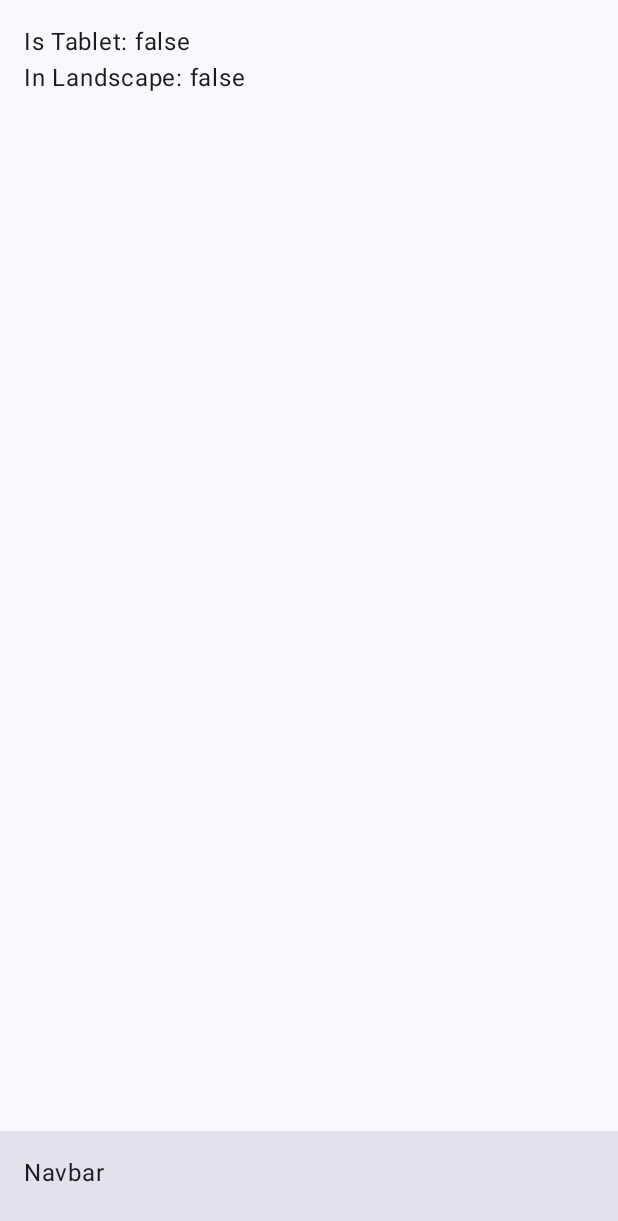
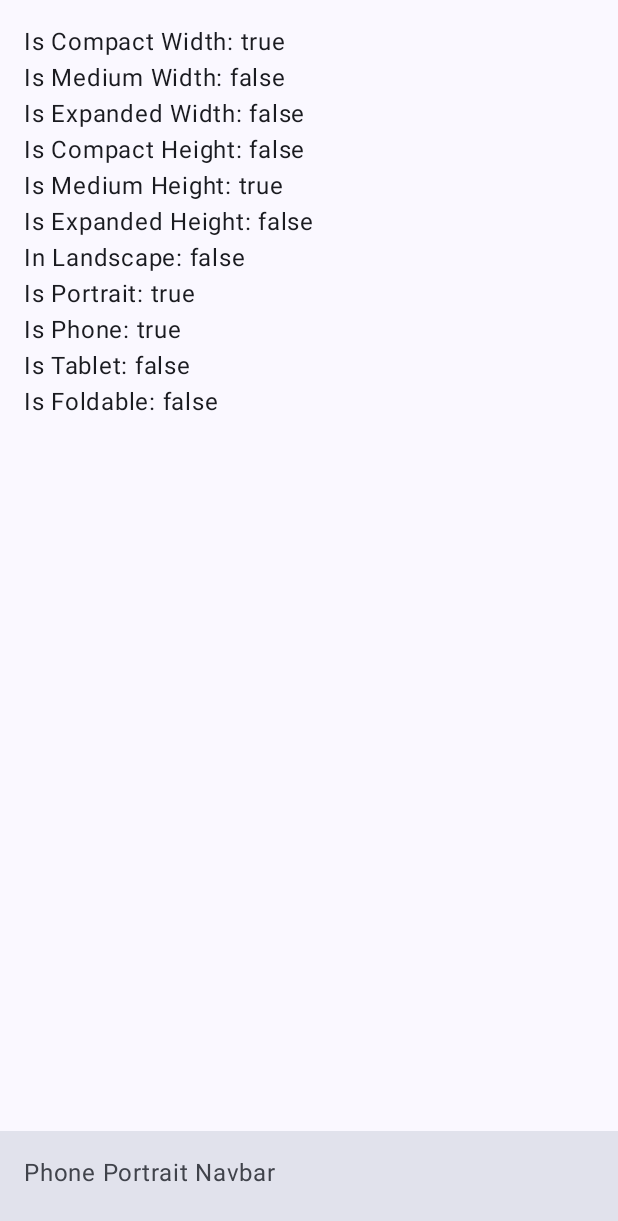
Before and after one commit to lighttigerXIV/layout-scaffold, an Android app built with Jetpack Compose: the screen it shows after launch (MainActivity), on a phone screen of 412 x 824 dp. Shown: the top 1221 px of the screen. Run offline under Robolectric (Android 15) with nearby library versions, the phone set to English and light mode, and no system bars.

Commit message:
use official metrics and simplify the scaffold

```diff
--- a/app/src/main/java/com/lighttigerxiv/layoutscaffold/MainActivity.kt
+++ b/app/src/main/java/com/lighttigerxiv/layoutscaffold/MainActivity.kt
@@ -11,11 +11,24 @@ import androidx.compose.foundation.layout.fillMaxSize
 import androidx.compose.foundation.layout.fillMaxWidth
 import androidx.compose.foundation.layout.height
 import androidx.compose.foundation.layout.padding
+import androidx.compose.foundation.layout.width
 import androidx.compose.material3.MaterialTheme
 import androidx.compose.material3.Text
 import androidx.compose.ui.Modifier
+import androidx.compose.ui.platform.LocalContext
 import androidx.compose.ui.unit.dp
 import com.lighttigerxiv.layout_scaffold.LayoutScaffold
+import com.lighttigerxiv.layout_scaffold.inLandscape
+import com.lighttigerxiv.layout_scaffold.inPortrait
+import com.lighttigerxiv.layout_scaffold.isCompactHeight
+import com.lighttigerxiv.layout_scaffold.isCompactWidth
+import com.lighttigerxiv.layout_scaffold.isExpandedHeight
+import com.lighttigerxiv.layout_scaffold.isExpandedWidth
+import com.lighttigerxiv.layout_scaffold.isFoldable
+import com.lighttigerxiv.layout_scaffold.isMediumHeight
+import com.lighttigerxiv.layout_scaffold.isMediumWidth
+import com.lighttigerxiv.layout_scaffold.isPhone
+import com.lighttigerxiv.layout_scaffold.isTablet
 import com.lighttigerxiv.layoutscaffold.ui.theme.LayoutScaffoldTheme
 
 class MainActivity : ComponentActivity() {
@@ -23,35 +36,95 @@ class MainActivity : ComponentActivity() {
         super.onCreate(savedInstanceState)
         setContent {
             LayoutScaffoldTheme {
+
+                val context = LocalContext.current
+
                 LayoutScaffold(
-                    portraitNavigationBar = {
-                        Row(modifier = Modifier
+                    navigationBar = { isTablet, inLandscape ->
+                        if (isTablet) {
+                            Row(
+                                modifier = Modifier
+                                    .width(200.dp)
+                                    .fillMaxHeight()
+                                    .background(MaterialTheme.colorScheme.surfaceVariant)
+                                    .padding(16.dp)
+                            ) {
+                                Text(if(inLandscape) "Landscape Tablet Navbar" else "Tablet Navbar", color = MaterialTheme.colorScheme.onSurfaceVariant)
+                            }
+                        }else if(inLandscape){
+                            Row(
+                                modifier = Modifier
+                                    .width(100.dp)
+                                    .fillMaxHeight()
+                                    .background(MaterialTheme.colorScheme.surfaceVariant)
+                                    .padding(16.dp)
+                            ) {
+                                Text("Phone Landscape Navbar", color = MaterialTheme.colorScheme.onSurfaceVariant)
+                            }
+                        }else{
+                            Column(
+                                modifier = Modifier
                                     .fillMaxWidth()
                                     .height(70.dp)
                                     .background(MaterialTheme.colorScheme.surfaceVariant)
                                     .padding(16.dp)
                             ) {
-                            Text(text = "Navbar", color = MaterialTheme.colorScheme.onSurface)
-                        }
-                    },
-                    landscapeNavigationBar = {
-                        Column(modifier = Modifier
-                            .fillMaxHeight()
-                            .background(MaterialTheme.colorScheme.surfaceVariant)
-                            .padding(16.dp)
-                        ) {
-                            Text(text = "Navbar", color = MaterialTheme.colorScheme.onSurface)
+                                Text("Phone Portrait Navbar", color = MaterialTheme.colorScheme.onSurfaceVariant)
                             }
                         }
-                ){isTablet, inLandscape ->
-                    Column(modifier = Modifier
+                    }
+                ) { _, _ ->
+                    Column(
+                        modifier = Modifier
                             .fillMaxSize()
                             .background(MaterialTheme.colorScheme.surface)
                             .padding(16.dp)
                     ) {
 
-                        Text(text = "Is Tablet: $isTablet", color = MaterialTheme.colorScheme.onSurface)
-                        Text(text = "In Landscape: $inLandscape", color = MaterialTheme.colorScheme.onSurface)
+                        Text(
+                            text = "Is Compact Width: ${isCompactWidth()}",
+                            color = MaterialTheme.colorScheme.onSurface
+                        )
+                        Text(
+                            text = "Is Medium Width: ${isMediumWidth()}",
+                            color = MaterialTheme.colorScheme.onSurface
+                        )
+                        Text(
+                            text = "Is Expanded Width: ${isExpandedWidth()}",
+                            color = MaterialTheme.colorScheme.onSurface
+                        )
+                        Text(
+                            text = "Is Compact Height: ${isCompactHeight()}",
+                            color = MaterialTheme.colorScheme.onSurface
+                        )
+                        Text(
+                            text = "Is Medium Height: ${isMediumHeight()}",
+                            color = MaterialTheme.colorScheme.onSurface
+                        )
+                        Text(
+                            text = "Is Expanded Height: ${isExpandedHeight()}",
+                            color = MaterialTheme.colorScheme.onSurface
+                        )
+                        Text(
+                            text = "In Landscape: ${inLandscape()}",
+                            color = MaterialTheme.colorScheme.onSurface
+                        )
+                        Text(
+                            text = "Is Portrait: ${inPortrait()}",
+                            color = MaterialTheme.colorScheme.onSurface
+                        )
+                        Text(
+                            text = "Is Phone: ${isPhone()}",
+                            color = MaterialTheme.colorScheme.onSurface
+                        )
+                        Text(
+                            text = "Is Tablet: ${isTablet()}",
+                            color = MaterialTheme.colorScheme.onSurface
+                        )
+                        Text(
+                            text = "Is Foldable: ${isFoldable(context)}",
+                            color = MaterialTheme.colorScheme.onSurface
+                        )
                     }
                 }
             }
--- /dev/null
+++ b/layout-scaffold/src/main/java/com/lighttigerxiv/layout_scaffold/Devices.kt
@@ -0,0 +1,25 @@
+package com.lighttigerxiv.layout_scaffold
+
+import android.content.Context
+import android.content.pm.PackageManager
+import android.os.Build
+import androidx.compose.runtime.Composable
+
+@Composable
+fun isPhone(): Boolean {
+    return (inPortrait() && isCompactWidth() && isMediumHeight())
+            || (inPortrait() && isCompactWidth() && isExpandedHeight())
+            || (inLandscape() && isCompactHeight())
+}
+
+@Composable
+fun isTablet(): Boolean {
+    return !isPhone()
+}
+
+fun isFoldable(context: Context): Boolean {
+    return if (Build.VERSION.SDK_INT >= Build.VERSION_CODES.R) context.packageManager.hasSystemFeature(
+        PackageManager.FEATURE_SENSOR_HINGE_ANGLE
+    ) else
+        false
+}
--- a/layout-scaffold/src/main/java/com/lighttigerxiv/layout_scaffold/LayoutScaffold.kt
+++ b/layout-scaffold/src/main/java/com/lighttigerxiv/layout_scaffold/LayoutScaffold.kt
@@ -17,34 +17,17 @@ import androidx.compose.ui.platform.LocalConfiguration
 
 @Composable
 fun LayoutScaffold(
-    portraitNavigationBar: @Composable RowScope.(isTablet: Boolean) -> Unit = {},
-    landscapeNavigationBar: @Composable ColumnScope.(isTablet: Boolean) -> Unit = {},
+    navigationBar: @Composable ColumnScope.(isTablet: Boolean, inLandscape: Boolean) -> Unit,
     content: @Composable ColumnScope.(isTablet: Boolean, inLandscape: Boolean) -> Unit,
 ) {
 
-    val configuration = LocalConfiguration.current
-    val inLandscape by remember { mutableStateOf(configuration.orientation == Configuration.ORIENTATION_LANDSCAPE) }
-    val isTablet by remember {
-        mutableStateOf(
-            if (inLandscape) {
-                configuration.screenWidthDp > 1000
-            } else {
-                configuration.screenWidthDp > 750
-            }
-        )
-    }
+    val inPortrait = inPortrait()
+    val isTablet = isTablet()
 
-    if (inLandscape) {
-        Row(modifier = Modifier.fillMaxSize()) {
-            Column(modifier = Modifier.fillMaxHeight()) {
-                landscapeNavigationBar(isTablet)
-            }
-            Column(modifier = Modifier.fillMaxSize()) {
-                content(isTablet, true)
-            }
-        }
-    } else {
-        Column(modifier = Modifier.fillMaxSize()) {
+    if (inPortrait) {
+        Column(
+            modifier = Modifier.fillMaxSize()
+        ) {
             Column(
                 modifier = Modifier
                     .fillMaxSize()
@@ -52,9 +35,28 @@ fun LayoutScaffold(
             ) {
                 content(isTablet, false)
             }
+            Column(
+                modifier = Modifier.fillMaxWidth()
+            ) {
+                navigationBar(isTablet, false)
+            }
+        }
+    } else {
+        Row(
+            modifier = Modifier.fillMaxSize()
+        ) {
+            Column(
+                modifier = Modifier.fillMaxHeight()
+            ) {
+                navigationBar(isTablet, true)
+            }
 
-            Row(modifier = Modifier.fillMaxWidth()) {
-                portraitNavigationBar(isTablet)
+            Column(
+                modifier = Modifier
+                    .fillMaxSize()
+                    .weight(1f, fill = true)
+            ) {
+                content(isTablet, true)
             }
         }
     }
--- a/layout-scaffold/src/main/java/com/lighttigerxiv/layout_scaffold/Functions.kt
+++ b/layout-scaffold/src/main/java/com/lighttigerxiv/layout_scaffold/Orientation.kt
@@ -10,12 +10,6 @@ fun inLandscape(): Boolean{
 }
 
 @Composable
-fun isTablet(): Boolean{
-    val configuration = LocalConfiguration.current
-
-    return if(inLandscape()){
-        configuration.screenWidthDp > 1000
-    }else{
-        configuration.screenWidthDp > 750
-    }
+fun inPortrait(): Boolean{
+    return LocalConfiguration.current.orientation == Configuration.ORIENTATION_PORTRAIT
 }
--- /dev/null
+++ b/layout-scaffold/src/main/java/com/lighttigerxiv/layout_scaffold/WindowSize.kt
@@ -0,0 +1,56 @@
+package com.lighttigerxiv.layout_scaffold
+
+import androidx.compose.material3.adaptive.currentWindowAdaptiveInfo
+import androidx.compose.runtime.Composable
+import androidx.window.core.layout.WindowHeightSizeClass
+import androidx.window.core.layout.WindowWidthSizeClass
+
+// Information available at https://developer.android.com/develop/ui/compose/layouts/adaptive/use-window-size-classes
+
+/** Checks if device has compact width.
+ *
+ * Devices: Portrait - Phone*/
+@Composable
+fun isCompactWidth(): Boolean {
+    return currentWindowAdaptiveInfo().windowSizeClass.windowWidthSizeClass == WindowWidthSizeClass.COMPACT
+}
+
+/** Checks if device has medium width.
+ *
+ * Devices: Portrait - Tablet*/
+@Composable
+fun isMediumWidth(): Boolean {
+    return currentWindowAdaptiveInfo().windowSizeClass.windowWidthSizeClass == WindowWidthSizeClass.MEDIUM
+}
+
+/** Checks if device has expanded width.
+ *
+ * Devices: Landscape - Tablet*/
+@Composable
+fun isExpandedWidth(): Boolean {
+    return currentWindowAdaptiveInfo().windowSizeClass.windowWidthSizeClass == WindowWidthSizeClass.EXPANDED
+}
+
+/** Checks if device has compact height.
+ *
+ * Devices: Landscape - Phone*/
+@Composable
+fun isCompactHeight(): Boolean {
+    return currentWindowAdaptiveInfo().windowSizeClass.windowHeightSizeClass == WindowHeightSizeClass.COMPACT
+}
+
+/** Checks if device has medium height.
+ *
+ * Devices: Portrait - Phone, Landscape - Tablet*/
+@Composable
+fun isMediumHeight(): Boolean {
+    return currentWindowAdaptiveInfo().windowSizeClass.windowHeightSizeClass == WindowHeightSizeClass.MEDIUM
+}
+
+/** Checks if device has expanded height.
+ *
+ * Devices: Portrait - Tablet*/
+@Composable
+fun isExpandedHeight(): Boolean {
+    return currentWindowAdaptiveInfo().windowSizeClass.windowHeightSizeClass == WindowHeightSizeClass.EXPANDED
+}
```
Also changed, not shown: app/build.gradle (+11 -11 lines), layout-scaffold/build.gradle (+8 -7 lines). Lines whose indentation alone changed are shown as unchanged.
